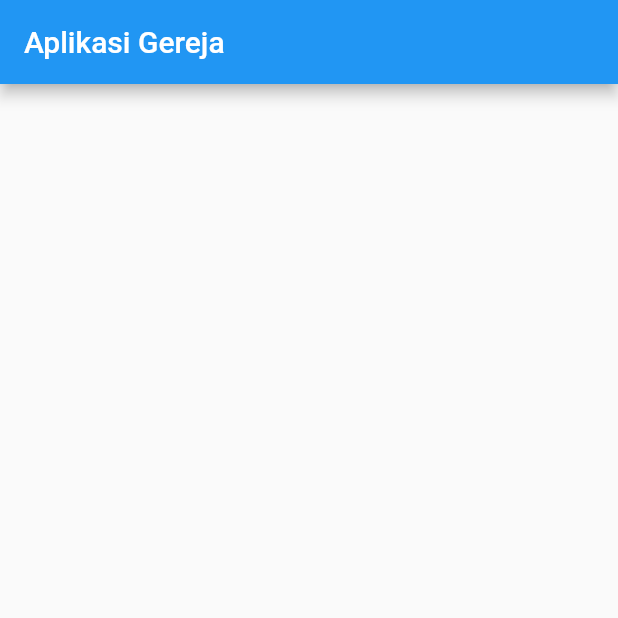
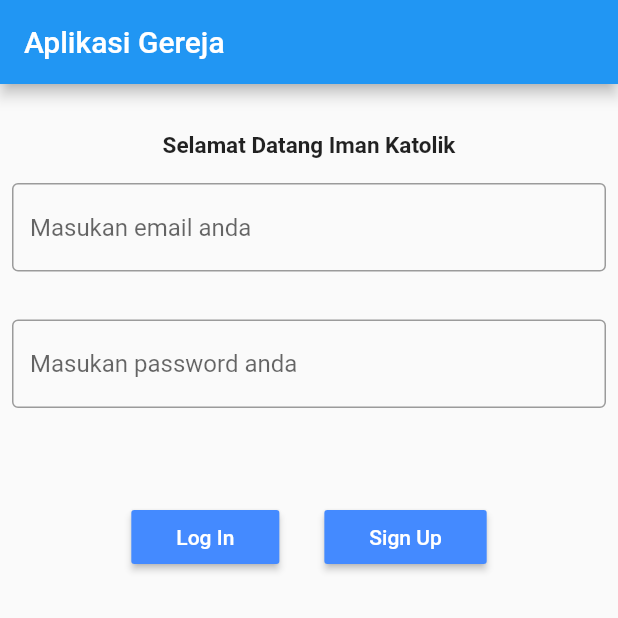
Before and after one commit to DavidDimasPatty/Pelayanan-Iman-Katolik, a Flutter app: the screen it shows after launch, on a phone screen of 412 x 824 dp, the top half of it. Run offline on Flutter 3.47's test engine with Material 2 defaults, Android fonts, the phone set to English and light mode, and no system bars; missing offline and left inert: mongo_dart; statements that could not run were skipped.

Commit message:
login page

```diff
--- a/lib/DatabaseFolder/mongodb.dart
+++ b/lib/DatabaseFolder/mongodb.dart
@@ -10,16 +10,12 @@ class MongoDatabase {
     db = await Db.create(MONGO_CONN_URL);
     await db.open();
     inspect(db);
+  }
+
+  static showUser() async {
     userCollection = db.collection(USER_COLLECTION);
     var cob = await userCollection.find().toList();
     print(cob);
-    //print(userCollection);
-    inspect(userCollection);
-  }
-
-  static showUser() async {
-    var coll = db.collection('user');
-    await coll();
-    print(coll);
+    print(cob[0]['name']);
   }
 }
--- /dev/null
+++ b/lib/login.dart
@@ -0,0 +1,63 @@
+import 'package:flutter/src/foundation/key.dart';
+import 'package:flutter/src/widgets/framework.dart';
+import 'package:flutter/material.dart';
+
+class Login extends StatelessWidget {
+  @override
+  Widget build(BuildContext context) {
+    return Column(
+      children: <Widget>[
+        Padding(
+          padding: EdgeInsets.symmetric(horizontal: 8, vertical: 16),
+        ),
+        Text(
+          'Selamat Datang Iman Katolik',
+          style: TextStyle(
+            fontSize: 15,
+            fontWeight: FontWeight.bold,
+          ),
+          textAlign: TextAlign.center,
+        ),
+        Padding(
+          padding: EdgeInsets.symmetric(horizontal: 8, vertical: 16),
+          child: TextField(
+            decoration: InputDecoration(
+              border: OutlineInputBorder(),
+              hintText: 'Masukan email anda',
+            ),
+          ),
+        ),
+        Padding(
+          padding: EdgeInsets.symmetric(horizontal: 8, vertical: 16),
+          child: TextField(
+            decoration: InputDecoration(
+              border: OutlineInputBorder(),
+              hintText: 'Masukan password anda',
+            ),
+          ),
+        ),
+        Padding(
+          padding: EdgeInsets.symmetric(horizontal: 8, vertical: 16),
+          child: ButtonBar(
+            alignment: MainAxisAlignment.center,
+            buttonPadding: EdgeInsets.symmetric(horizontal: 30, vertical: 10),
+            children: [
+              RaisedButton(
+                child: Text("Log In"),
+                textColor: Colors.white,
+                color: Colors.blueAccent,
+                onPressed: () {},
+              ),
+              RaisedButton(
+                child: Text("Sign Up"),
+                textColor: Colors.white,
+                color: Colors.blueAccent,
+                onPressed: () {},
+              ),
+            ],
+          ),
+        ),
+      ],
+    );
+  }
+}
--- a/lib/main.dart
+++ b/lib/main.dart
@@ -1,5 +1,6 @@
 import 'package:flutter/material.dart';
 import 'package:pelayanan_iman_katolik/DatabaseFolder/mongodb.dart';
+import 'package:pelayanan_iman_katolik/login.dart';
 
 // void main() {
 //   runApp(MyApp());
@@ -8,14 +9,13 @@ import 'package:pelayanan_iman_katolik/DatabaseFolder/mongodb.dart';
 void main() async {
   WidgetsFlutterBinding.ensureInitialized();
   await MongoDatabase.connect();
-  // await MongoDatabase.showUser();
+  await MongoDatabase.showUser();
   runApp(MyApp());
 }
 
 class MyApp extends StatefulWidget {
   @override
   State<StatefulWidget> createState() {
-    // TODO: implement createState
     return _MyAppState();
   }
 }
@@ -34,6 +34,7 @@ class _MyAppState extends State<MyApp> {
         appBar: AppBar(
           title: Text('Aplikasi Gereja'),
         ),
+        body: Login(),
       ),
     );
   }
```
